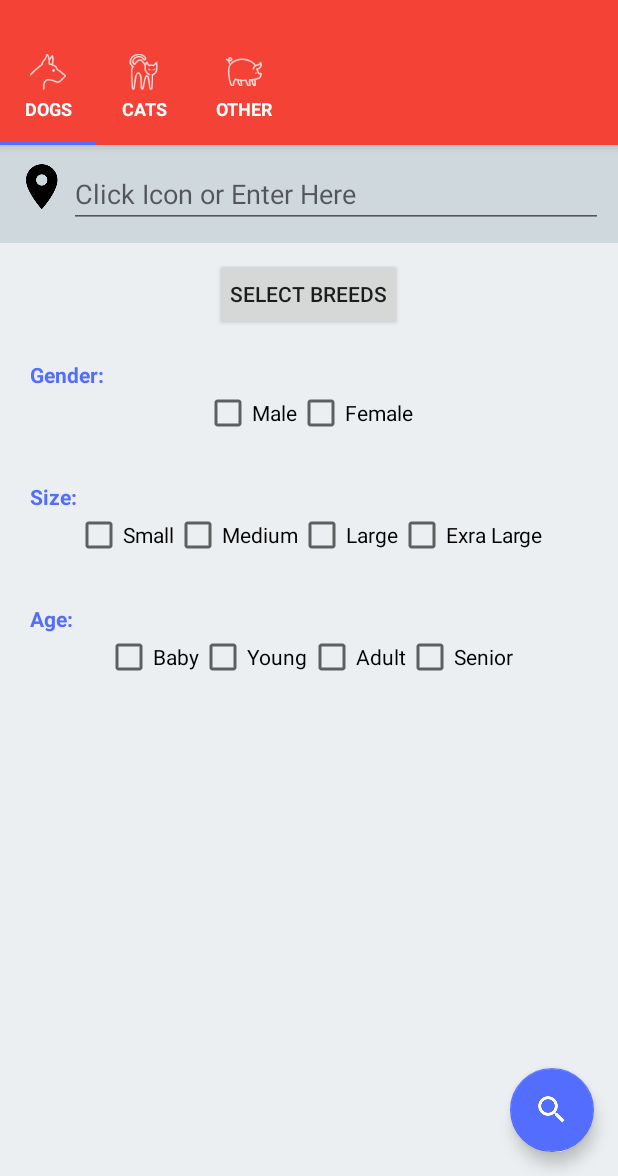
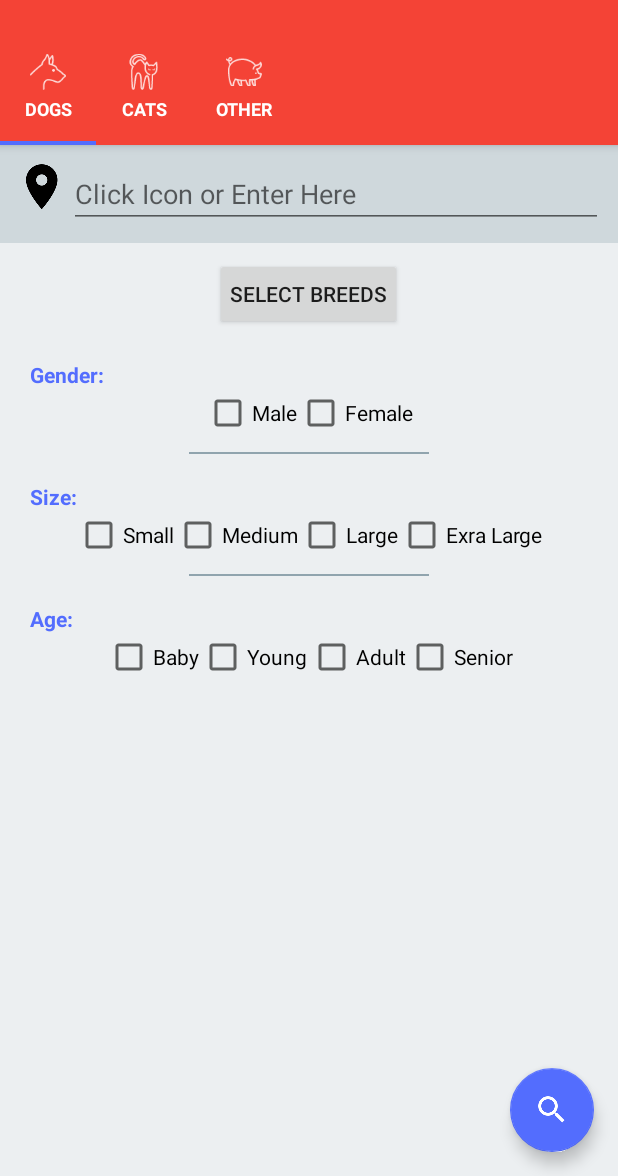
Before and after one commit to drose379/AdoptAPet, an Android app: the screen it shows after launch (MainActivity), on a phone screen of 412 x 824 dp, the part 60-1236 px from its top. Run offline under Robolectric (Android 15) with nearby library versions, the phone set to English and light mode, and no system bars.

Commit message:
Receiving results from API

```diff
--- a/app/build.gradle
+++ b/app/build.gradle
@@ -24,4 +24,5 @@ dependencies {
     testCompile 'junit:junit:4.12'
     compile 'com.android.support:appcompat-v7:23.1.0'
     compile 'com.android.support:design:23.1.0'
+    compile 'com.squareup.okhttp:okhttp:2.5.0'
 }
--- a/app/src/main/AndroidManifest.xml
+++ b/app/src/main/AndroidManifest.xml
@@ -18,9 +18,12 @@
                 <category android:name="android.intent.category.LAUNCHER" />
             </intent-filter>
         </activity>
+
+        <activity android:name=".SearchResults" />
     </application>
 
     <uses-permission android:name="android.permission.ACCESS_FINE_LOCATION" />
     <uses-permission android:name="android.permission.ACCESS_COARSE_LOCATION" />
+    <uses-permission android:name="android.permission.INTERNET" />
 
 </manifest>
--- a/app/src/main/res/layout/dog_frag.xml
+++ b/app/src/main/res/layout/dog_frag.xml
@@ -83,7 +83,7 @@
         android:layout_height="wrap_content"
         android:orientation="horizontal"
         android:layout_centerHorizontal="true"
-        android:layout_marginBottom="30dp"
+        android:layout_marginBottom="10dp"
         android:layout_below="@id/genderLabel"
         android:id="@+id/genderSelect"
         >
@@ -104,11 +104,20 @@
 
     </LinearLayout>
 
+    <View
+        android:layout_width="160dp"
+        android:layout_height="1dp"
+        android:layout_centerHorizontal="true"
+        android:background="@color/colorBackgroundDarkerer"
+        android:layout_below="@id/genderSelect"
+        />
+
 
     <TextView
         android:layout_width="wrap_content"
         android:layout_height="wrap_content"
         android:layout_marginLeft="20dp"
+        android:layout_marginTop="20dp"
         android:textColor="@color/colorAccent"
         android:textStyle="bold"
         android:layout_below="@id/genderSelect"
@@ -121,7 +130,7 @@
         android:layout_height="wrap_content"
         android:orientation="horizontal"
         android:layout_centerHorizontal="true"
-        android:layout_marginBottom="30dp"
+        android:layout_marginBottom="10dp"
         android:layout_below="@+id/sizeLabel"
         android:id="@+id/sizeSelect"
         >
@@ -153,10 +162,20 @@
 
     </LinearLayout>
 
+    <View
+        android:layout_width="160dp"
+        android:layout_height="1dp"
+        android:layout_centerHorizontal="true"
+        android:background="@color/colorBackgroundDarkerer"
+        android:layout_below="@id/sizeSelect"
+        />
+
+
     <TextView
         android:layout_width="wrap_content"
         android:layout_height="wrap_content"
         android:layout_marginLeft="20dp"
+        android:layout_marginTop="20dp"
         android:textColor="@color/colorAccent"
         android:textStyle="bold"
         android:layout_below="@id/sizeSelect"
--- /dev/null
+++ b/app/src/main/res/layout/search_results.xml
@@ -0,0 +1,6 @@
+<?xml version="1.0" encoding="utf-8"?>
+<LinearLayout xmlns:android="http://schemas.android.com/apk/res/android"
+    android:orientation="vertical" android:layout_width="match_parent"
+    android:layout_height="match_parent">
+
+</LinearLayout>
```
Also changed, not shown: app/src/main/java/dylan/com/adoptapet/APIHelper.java (added, +65 -0 lines), app/src/main/java/dylan/com/adoptapet/DogFragment.java (+10 -10 lines), app/src/main/java/dylan/com/adoptapet/PetResult.java (added, +13 -0 lines), app/src/main/java/dylan/com/adoptapet/SearchResults.java (added, +56 -0 lines), 1 other file.
